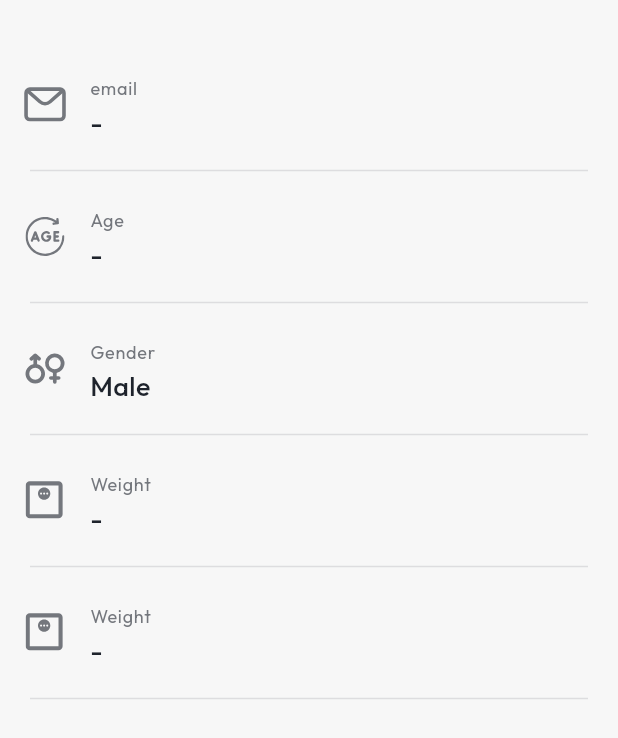
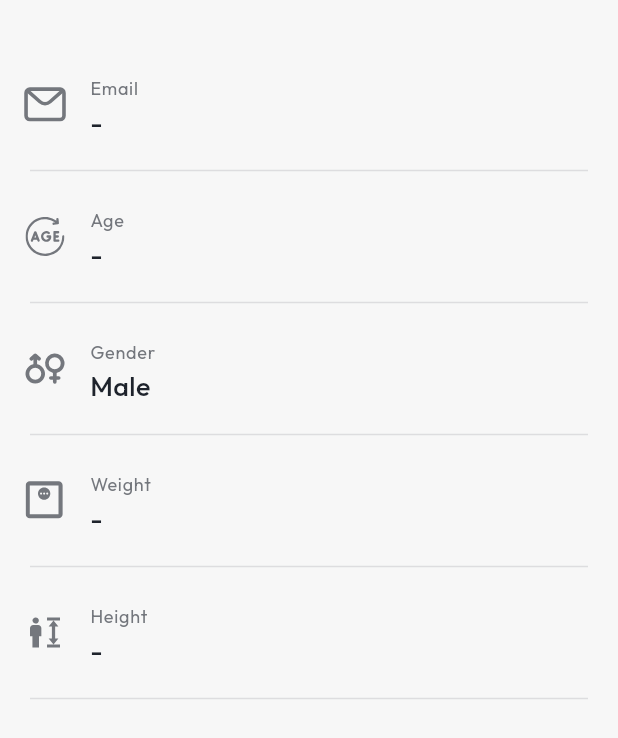
Before and after one commit to aniketujgare/FitPulse, a Flutter app: the ProfilePage screen opened by its route, on a phone screen of 412 x 824 dp. Shown: the part 347-1085 px from the top of the screen. Run offline on Flutter 3.47's test engine with Material 2 defaults, Android fonts, the phone set to English and light mode, and no system bars; drawn by our look-alikes of dynamic_color; our stand-ins replace appwrite, equatable, flutter_bloc, flutter_svg, go_router, image_picker and 1 more; missing offline and left inert: cached_video_player; network calls fail.

Commit message:
bugs fixed, legs assets added

```diff
--- a/lib/const.dart
+++ b/lib/const.dart
@@ -6,7 +6,7 @@ const List<Color> backColors = [
   Color(0xff4CCDB8),
   Color(0xff79A6EF),
   Color(0xffB496F0),
-  Color(0xffEA7E43),
+  Color(0xffF5AC77),
 ];
 
 const textStyle = TextStyle(
--- a/lib/src/presentation/views/fit_pulse_ui_navigator.dart
+++ b/lib/src/presentation/views/fit_pulse_ui_navigator.dart
@@ -44,7 +44,7 @@ class FIitPulseUiNavigator extends StatelessWidget {
 
 var screenList = [
   const HomePage(),
+  const WorkoutPage(),
   const ReportPage(),
-  const WorkoutPage(),
   const ProfilePage(),
 ];
--- a/lib/src/presentation/views/profile_page.dart
+++ b/lib/src/presentation/views/profile_page.dart
@@ -82,7 +82,7 @@ class ProfilePage extends StatelessWidget {
                   email = state.user.email;
                 }
                 return ProfileCard(
-                  title: 'email',
+                  title: 'Email',
                   iconPath: 'assets/svg/mail.svg',
                   titleValue: email,
                 );
@@ -134,8 +134,8 @@ class ProfilePage extends StatelessWidget {
                   height = state.user.height;
                 }
                 return ProfileCard(
-                  title: 'Weight',
-                  iconPath: 'assets/svg/weight.svg',
+                  title: 'Height',
+                  iconPath: 'assets/svg/height.svg',
                   titleValue: '${height ?? '-'}',
                 );
               },
--- a/lib/src/presentation/widgets/text_formfield_fit_pulse.dart
+++ b/lib/src/presentation/widgets/text_formfield_fit_pulse.dart
@@ -14,6 +14,7 @@ class TextFormFieldPulse extends StatelessWidget {
   @override
   Widget build(BuildContext context) {
     return TextFormField(
+      style: const TextStyle(color: Colors.black),
       controller: textFieldController,
       textAlign: TextAlign.start,
       decoration: InputDecoration(
```
Also changed, not shown: lib/src/presentation/views/workout_page.dart (+7 -6 lines), assets/images/legs.png (added).
